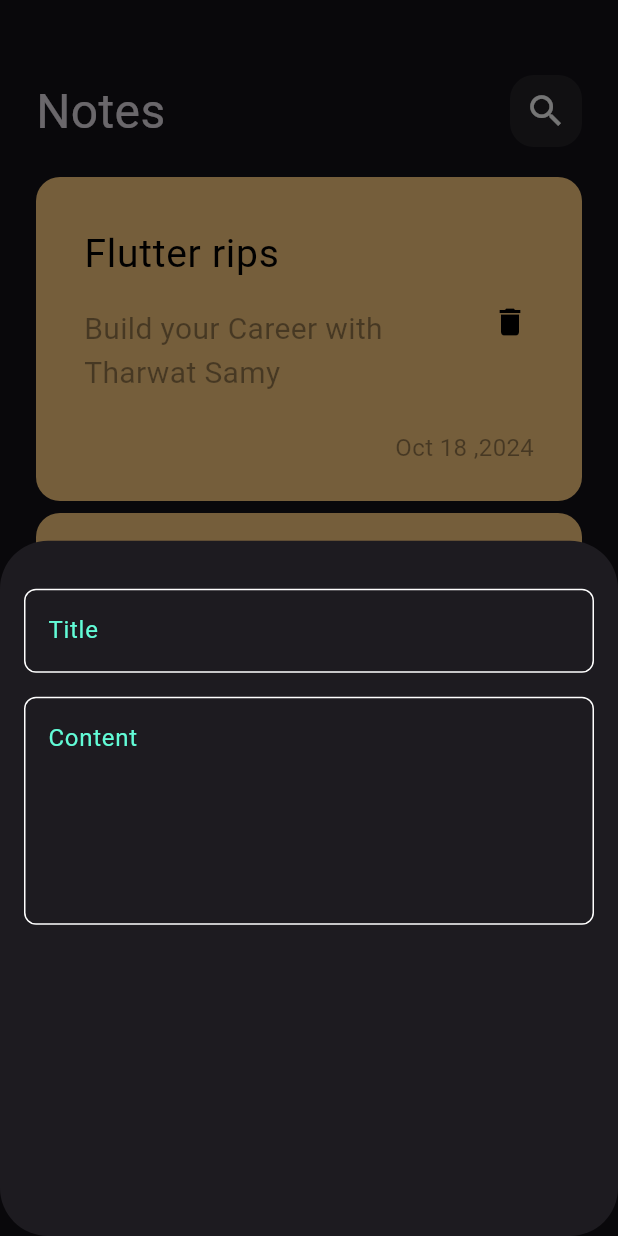
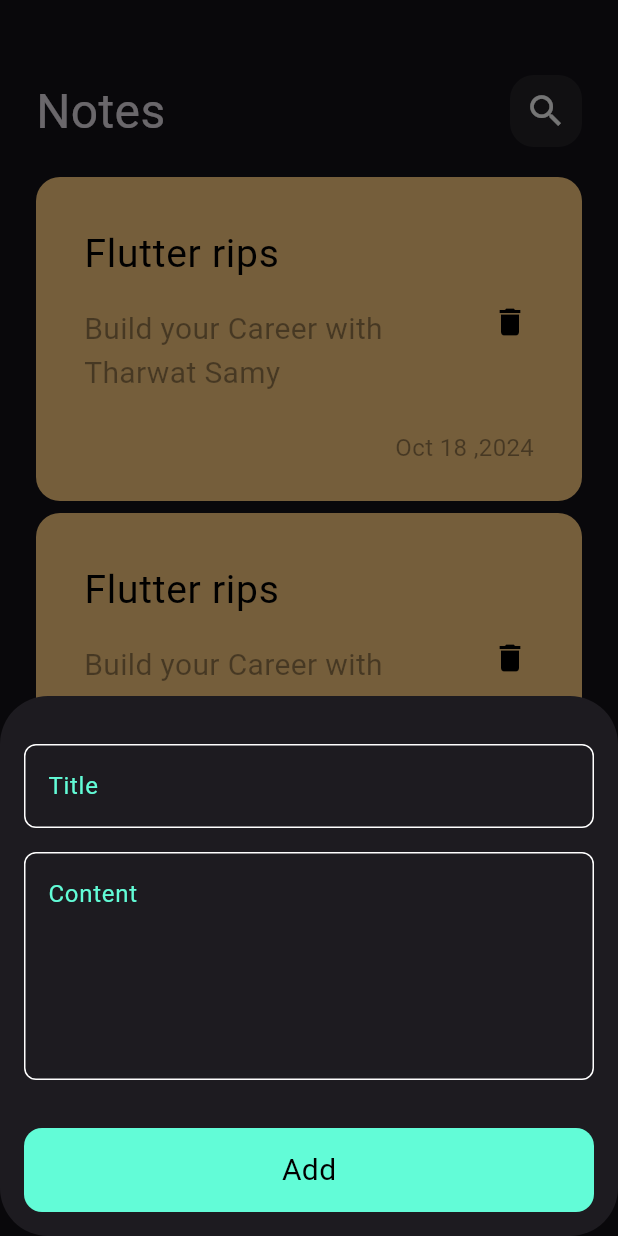
Before and after one commit to Adham-Amin/notes, a Flutter app: the screen it shows after launch, after a tap on the "add" icon, on a phone screen of 412 x 824 dp. Run offline on Flutter 3.47's test engine with Material 3 defaults, Android fonts, the phone set to English and light mode, and no system bars.

Commit message:
create custom button

```diff
--- a/lib/widgets/add_notes.dart
+++ b/lib/widgets/add_notes.dart
@@ -1,5 +1,5 @@
-
 import 'package:flutter/material.dart';
+import 'package:notes/widgets/custom_button.dart';
 import 'package:notes/widgets/custom_text_field.dart';
 
 class AddNotes extends StatelessWidget {
@@ -9,17 +9,31 @@ class AddNotes extends StatelessWidget {
   Widget build(BuildContext context) {
     return const Padding(
       padding: EdgeInsets.symmetric(horizontal: 16),
+      child: SingleChildScrollView(
         child: Column(
           children: [
             SizedBox(
               height: 32,
             ),
-          CustomTextField(hintText: 'Title',),
+            CustomTextField(
+              hintText: 'Title',
+            ),
             SizedBox(
               height: 16,
             ),
-          CustomTextField(hintText: 'Content', maxLine: 5,)
+            CustomTextField(
+              hintText: 'Content',
+              maxLine: 5,
+            ),
+            SizedBox(
+              height: 32,
+            ),
+            CustomButton(),
+            SizedBox(
+              height: 16,
+            ),
           ],
+        ),
       ),
     );
   }
--- a/lib/widgets/custom_app_bar.dart
+++ b/lib/widgets/custom_app_bar.dart
@@ -11,7 +11,10 @@ class CustomAppBar extends StatelessWidget {
     return const Row(
       mainAxisAlignment: MainAxisAlignment.spaceBetween,
       children: [
-        Text('Notes', style: TextStyle(fontSize: 32),),
+        Text(
+          'Notes',
+          style: TextStyle(fontSize: 32),
+        ),
         CustomSearchIcon(),
       ],
     );
--- /dev/null
+++ b/lib/widgets/custom_button.dart
@@ -0,0 +1,20 @@
+
+import 'package:flutter/material.dart';
+
+class CustomButton extends StatelessWidget {
+  const CustomButton({super.key});
+
+  @override
+  Widget build(BuildContext context) {
+    return Container(
+      height: 56,
+      width: MediaQuery.of(context).size.width,
+      decoration: BoxDecoration(
+        color: const Color(0xFF62FCD7),
+        borderRadius: BorderRadius.circular(12),
+      ),
+      alignment: Alignment.center,
+      child: const Text('Add', style: TextStyle(color: Colors.black, fontSize: 20),),
+    );
+  }
+}
```
Lines whose indentation alone changed are shown as unchanged.
